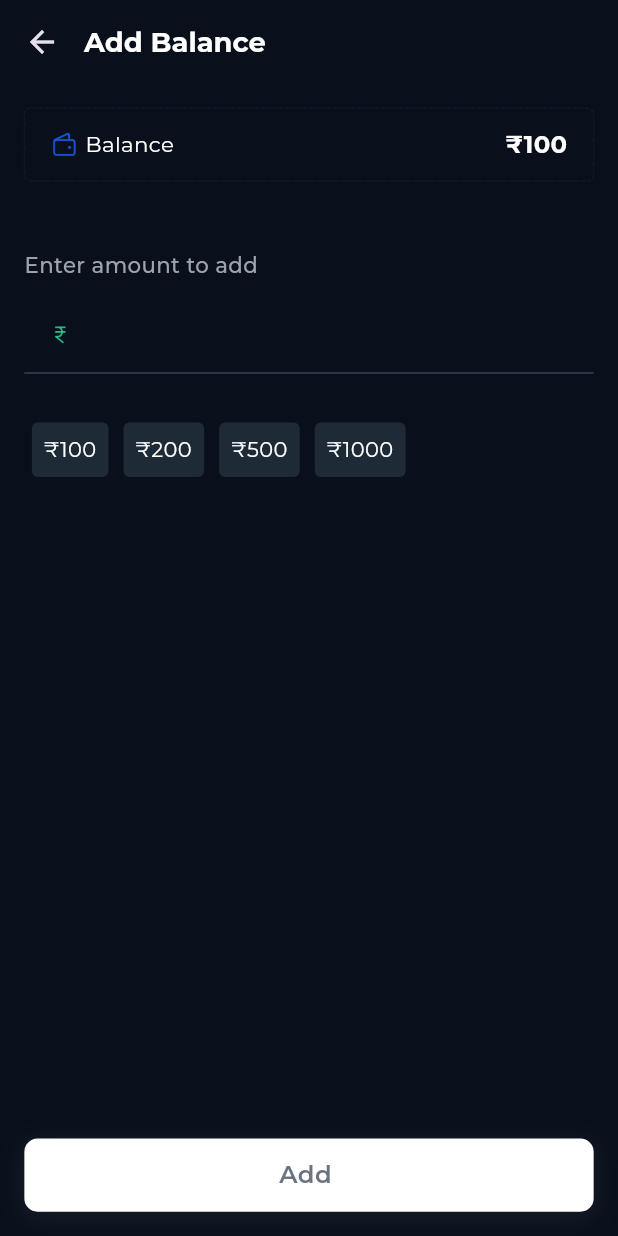
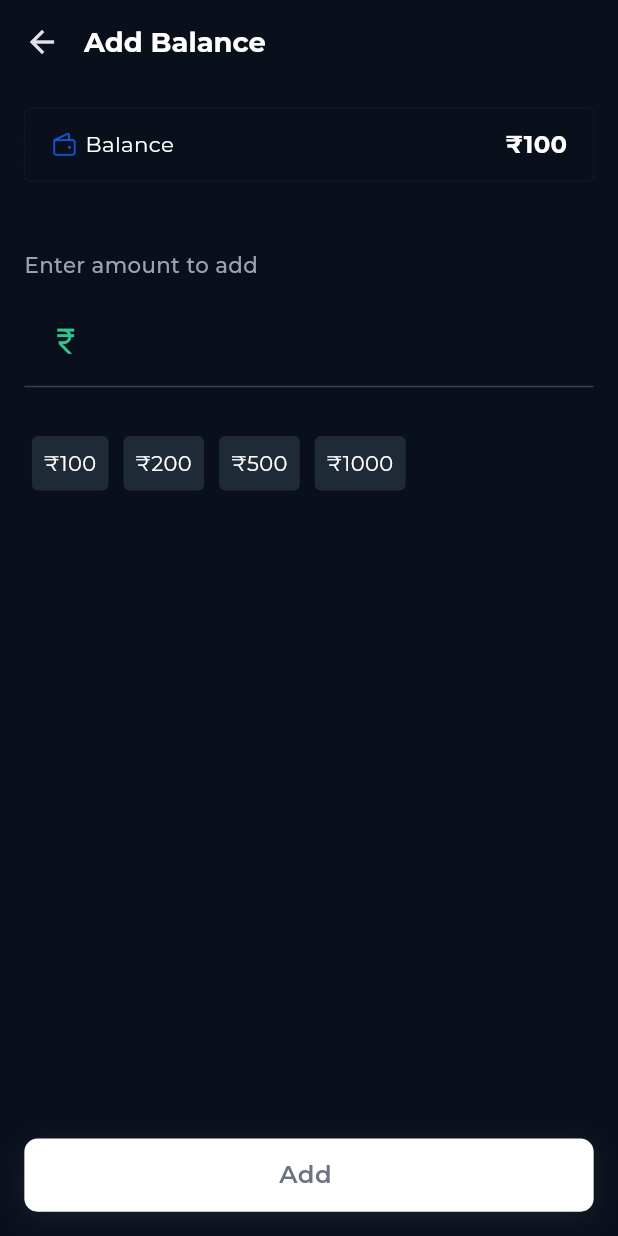
Before and after one commit to Jenis99/playmaster_app, a Flutter app: the AddBalanceScreen screen opened directly with sample values from the repository, on a phone screen of 412 x 824 dp. Run offline on Flutter 3.47's test engine with Material 3 defaults, Android fonts, the phone set to English and light mode, and no system bars; our stand-ins replace cached_network_image, carousel_slider, flutter_screenutil, get, youtube_player_flutter.

Commit message:
- Fix some UI feedbacks.

```diff
--- a/lib/module/home/game/presentation/game_detail_screen.dart
+++ b/lib/module/home/game/presentation/game_detail_screen.dart
@@ -126,7 +126,8 @@ class GameDetailScreen extends StatelessWidget {
           children: List.generate(
             homeController.gameType.length,
             (index) {
-              return gameCategoryBox(homeController.gameType[index], index).paddingOnly(left: index == 0 ? 16.w : 0);
+              return gameCategoryBox(homeController.gameType[index], index)
+                  .paddingOnly(left: index == 0 ? 16.w : 0, right: ((homeController.gameType.length - 1) == index) ? 16.w : 0);
             },
           ),
         ),
--- a/lib/module/home/game/widget/game_detail_card_tile.dart
+++ b/lib/module/home/game/widget/game_detail_card_tile.dart
@@ -20,7 +20,9 @@ class GameDetailCardTile extends StatelessWidget {
       child: Container(
         padding: EdgeInsets.all(isFromTournament ? 0 : 12.h),
         margin: EdgeInsets.symmetric(vertical: 8.h, horizontal: isFromTournament ? 0 : 16.h),
-        decoration: BoxDecoration(color: isFromTournament ? AppColors.transparentClr : AppColors.grey900Color2),
+        decoration: BoxDecoration(
+            color: isFromTournament ? AppColors.transparentClr : AppColors.grey900Color2,
+            borderRadius: BorderRadius.circular(AppConstants.commonRadius)),
         child: Column(
           crossAxisAlignment: CrossAxisAlignment.start,
           children: [
--- a/lib/module/home/tournament/presentation/add_balance_screen.dart
+++ b/lib/module/home/tournament/presentation/add_balance_screen.dart
@@ -48,16 +48,26 @@ class AddBalanceScreen extends StatelessWidget {
                     10.h.verticalSpace,
                     AppTextField(
                       controller: addAmountController,
-                      prefixIcon: CachedNetworkImg(
-                        imgPath: AppAssets.rupeesIcon,
-                        imgSize: 5,
-                        isAssetImg: true,
+                      prefixIcon: Icon(
+                        Icons.currency_rupee,
+                        color: AppColors.greenClr,
+                        size: 22.sp,
                       ),
+                      // prefixIcon: Padding(
+                      //   padding: const EdgeInsets.all(8.0),
+                      //   child: CachedNetworkImg(
+                      //     imgPath: AppAssets.rupeesIcon,
+                      //     imgSize: 20,
+                      //     isAssetImg: true,
+                      //   ),
+                      // ),
                       keyboardType: TextInputType.number,
+                      fontSize: 22.sp,
                       isTapOutsideEnable: true,
                       onChanged: (String? updatedValue) {
                         enterAmount.value = "${(updatedValue?.isNotEmpty ?? false) ? "₹" : ""}${updatedValue ?? " "}";
                       },
+
                       color: AppColors.transparentClr,
                       textFieldOrder: UnderlineInputBorder(
                         borderSide: BorderSide(color: AppColors.grey700Color),
```
